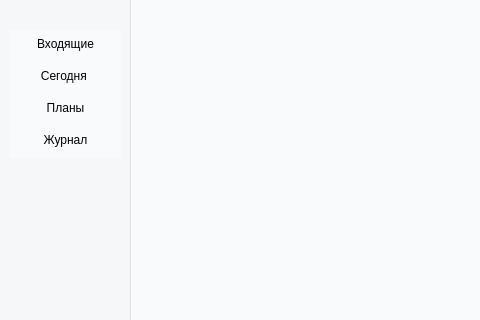
First picture: the form in main_window.ui, repository NAD777/yandex-toDo, before the edit; both pictures show x 0 to 480 and y 0 to 320 of the 690 by 461 pixel window.
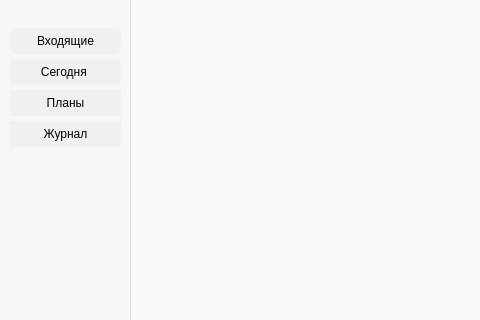
Second picture: the form after the edit. Icons and pictures are not drawn.

The edit to the form file:
```diff
--- a/main_window.ui
+++ b/main_window.ui
@@ -43,21 +43,56 @@
     <property name="title">
      <string/>
     </property>
-    <widget class="QWidget" name="verticalLayoutWidget_2">
+    <widget class="QPushButton" name="today_btn">
      <property name="geometry">
       <rect>
        <x>20</x>
-       <y>60</y>
+       <y>89</y>
        <width>111</width>
-       <height>128</height>
+       <height>26</height>
       </rect>
      </property>
-     <layout class="QVBoxLayout" name="verticalLayout_2">
-      <item>
+     <property name="styleSheet">
+      <string notr="true">background-color: rgb(239, 240, 241);
+border:none;
+padding:5px;</string>
+     </property>
+     <property name="text">
+      <string>Сегодня </string>
+     </property>
+    </widget>
+    <widget class="QPushButton" name="logbook_btn">
+     <property name="geometry">
+      <rect>
+       <x>20</x>
+       <y>151</y>
+       <width>111</width>
+       <height>26</height>
+      </rect>
+     </property>
+     <property name="styleSheet">
+      <string notr="true">background-color: rgb(239, 240, 241);
+border:none;
+padding:5px;</string>
+     </property>
+     <property name="text">
+      <string>Журнал</string>
+     </property>
+    </widget>
        <widget class="QPushButton" name="inbox_btn">
+     <property name="geometry">
+      <rect>
+       <x>20</x>
+       <y>58</y>
+       <width>111</width>
+       <height>26</height>
+      </rect>
+     </property>
         <property name="styleSheet">
-         <string notr="true">border:none;
-padding:5px;</string>
+      <string notr="true">background-color: rgb(239, 240, 241);
+border:none;
+padding:5px;
+border-radius: 8px;</string>
         </property>
         <property name="text">
          <string>Входящие</string>
@@ -67,41 +102,23 @@
           <normaloff>icons/inbox.png</normaloff>icons/inbox.png</iconset>
         </property>
        </widget>
-      </item>
-      <item>
-       <widget class="QPushButton" name="today_btn">
-        <property name="styleSheet">
-         <string notr="true">border:none;
-padding:5px;</string>
-        </property>
-        <property name="text">
-         <string>Сегодня </string>
-        </property>
-       </widget>
-      </item>
-      <item>
        <widget class="QPushButton" name="plans_btn">
+     <property name="geometry">
+      <rect>
+       <x>20</x>
+       <y>120</y>
+       <width>111</width>
+       <height>26</height>
+      </rect>
+     </property>
         <property name="styleSheet">
-         <string notr="true">border:none;
+      <string notr="true">background-color: rgb(239, 240, 241);
+border:none;
 padding:5px;</string>
         </property>
         <property name="text">
          <string>Планы</string>
         </property>
-       </widget>
-      </item>
-      <item>
-       <widget class="QPushButton" name="logbook_btn">
-        <property name="styleSheet">
-         <string notr="true">border:none;
-padding:5px;</string>
-        </property>
-        <property name="text">
-         <string>Журнал</string>
-        </property>
-       </widget>
-      </item>
-     </layout>
     </widget>
    </widget>
   </widget>
```
Left out of the diff: 2 changed lines with no effect on the pictures. Lines whose indentation alone changed are shown as unchanged.
